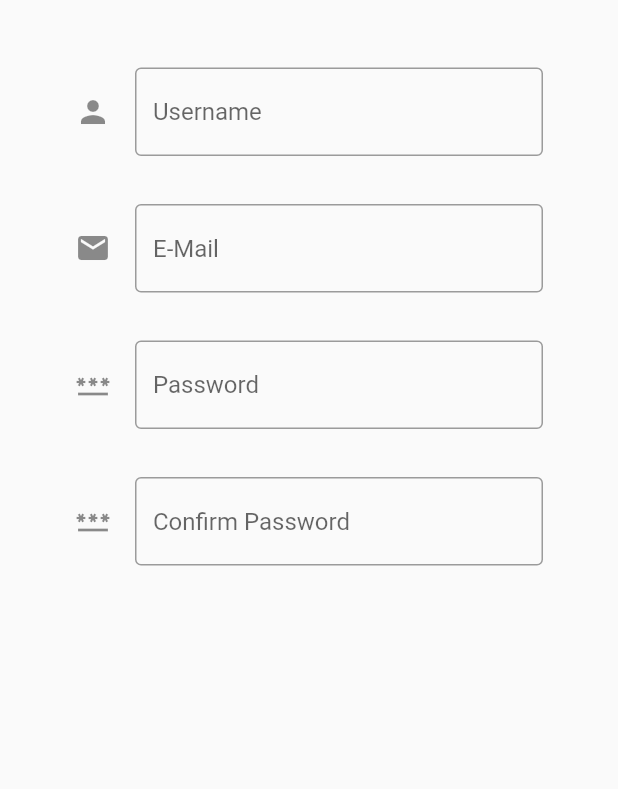
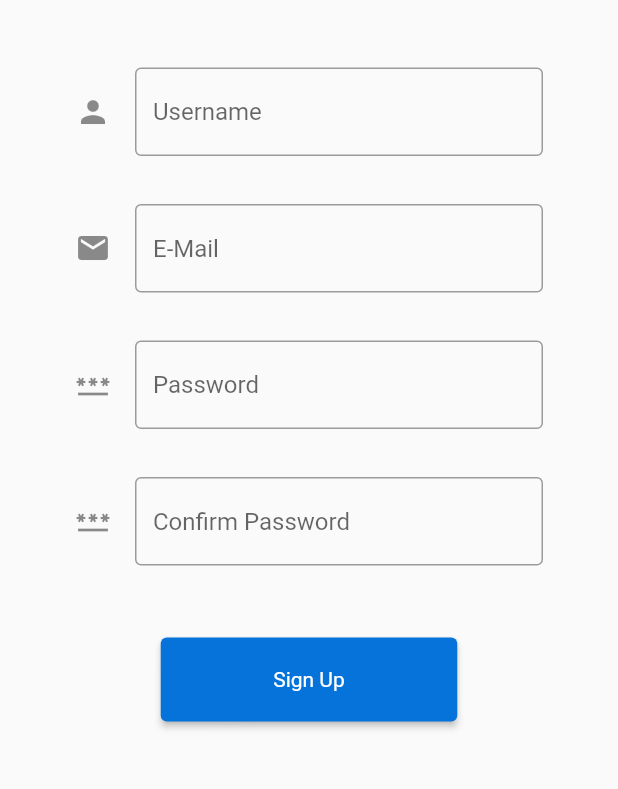
Before and after one commit to YushaCan/HeartBeat, a Flutter app: the screen it shows after launch, after a tap on the "add" icon, on a phone screen of 412 x 824 dp, the part 261-1050 px from its top. Run offline on Flutter 3.47's test engine with Material 2 defaults, Android fonts, the phone set to English and light mode, and no system bars; missing offline and left inert: dart:html.

Commit message:
Updated SignUp Page

```diff
--- a/heart_beat/lib/SignUpPage.dart
+++ b/heart_beat/lib/SignUpPage.dart
@@ -1,6 +1,7 @@
 import 'dart:html';
 
 import 'package:flutter/material.dart';
+import 'package:heart_beat/MainMenu.dart';
 
 class SignUpPage extends StatelessWidget {
   const SignUpPage({Key? key}) : super(key: key);
@@ -104,6 +105,22 @@ class SignUp extends StatelessWidget {
               ),
             ),
           ),
+          Padding(
+              padding: EdgeInsets.symmetric(horizontal: 50, vertical: 32),
+              child: ElevatedButton(
+                  style: ElevatedButton.styleFrom(
+                      primary: Color.fromARGB(255, 5, 115, 218),
+                      padding:
+                          EdgeInsets.symmetric(horizontal: 75, vertical: 20),
+                      textStyle: TextStyle()),
+                  child: Text('Sign Up'),
+                  onPressed: () {
+                    // When tapped, passed to the Main Menu Page. It needs an animation between two pages.
+                    Navigator.push(
+                      context,
+                      MaterialPageRoute(builder: (context) => MainMenuPage()),
+                    );
+                  })),
         ]);
   }
 }
```
Also changed, not shown: heart_beat/lib/MainMenu.dart (added, +26 -0 lines).
